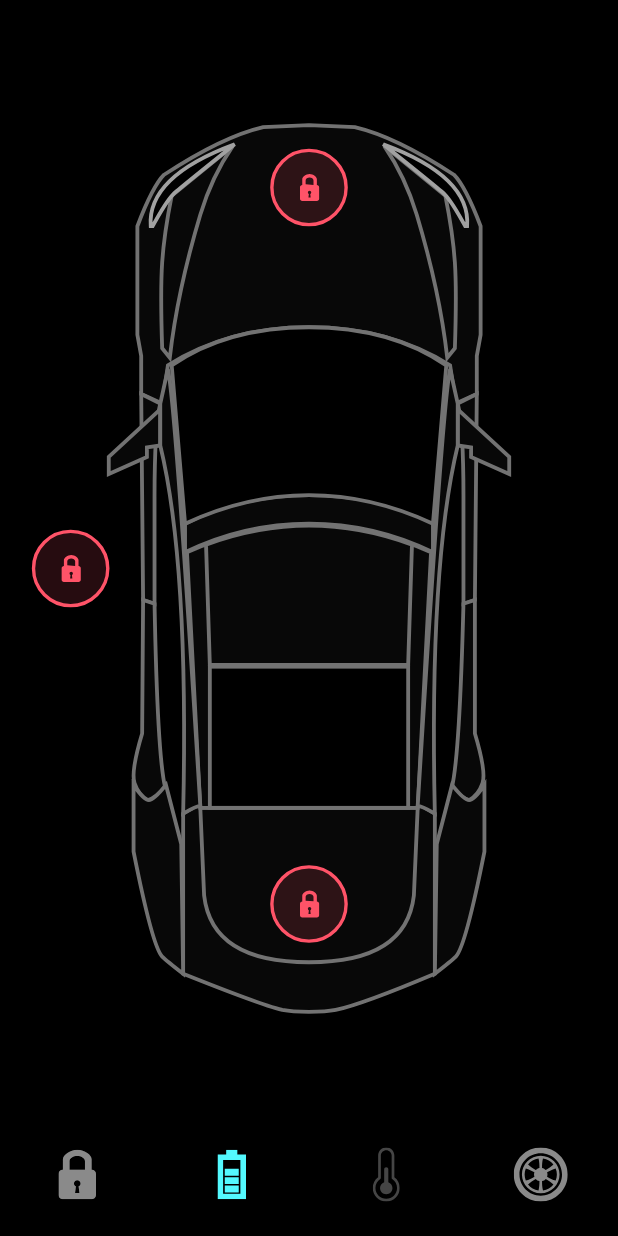
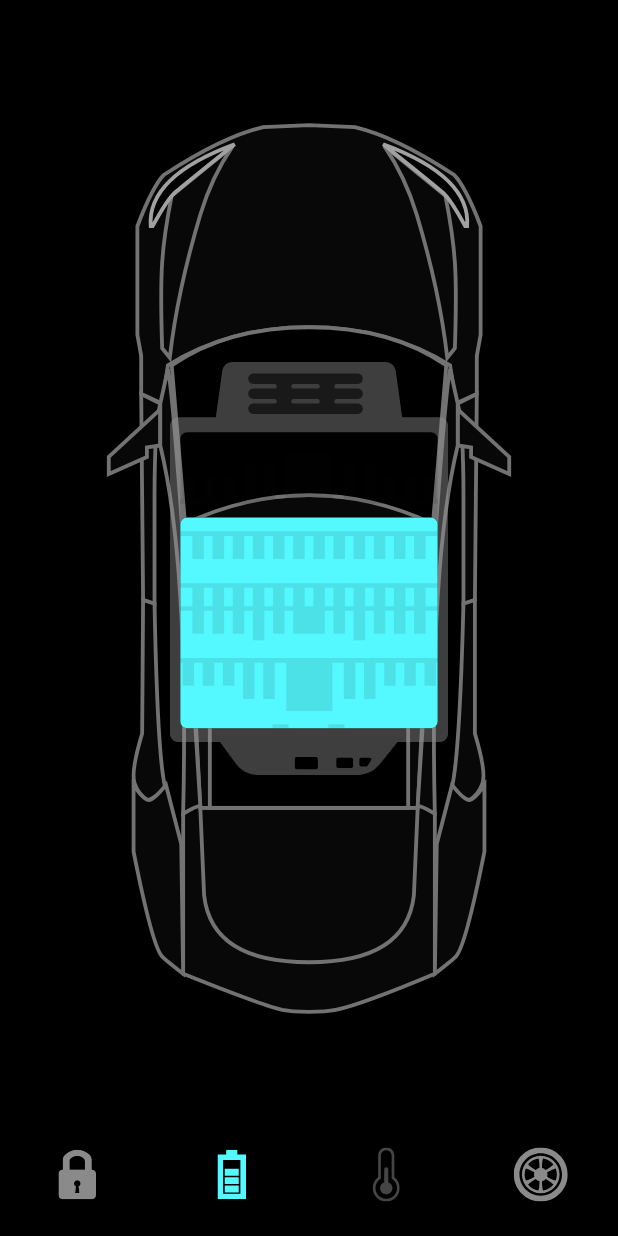
Before and after one commit to ashimMarch/animated_car_flutter, a Flutter app: the screen it shows after launch, item 2 of the bottom bar chosen, on a phone screen of 412 x 824 dp. Run offline on Flutter 3.47's test engine with Material 2 defaults, Android fonts, the light colour scheme and no system bars; our stand-ins replace flutter_svg.

Commit message:
converted to StatefulWidget, battery fade in fade out completed
mixin used, animation and animation controller created

```diff
--- a/lib/screens/home_screen.dart
+++ b/lib/screens/home_screen.dart
@@ -5,19 +5,58 @@ import 'package:animated_car/home_controller.dart';
 import 'package:flutter/material.dart';
 import 'package:flutter_svg/flutter_svg.dart';
 
-class HomeScreen extends StatelessWidget {
+class HomeScreen extends StatefulWidget {
   HomeScreen({super.key});
 
+  @override
+  State<HomeScreen> createState() => _HomeScreenState();
+}
+
+class _HomeScreenState extends State<HomeScreen> with SingleTickerProviderStateMixin {
   final HomeController _controller = HomeController();
+
+  late AnimationController _batteryAnimationController;
+  late Animation<double> _animationBattery;
+
+  void setupBatteryAnimation(){
+    _batteryAnimationController = AnimationController(
+      vsync: this,
+      duration: const Duration(milliseconds: 600)
+    );
+    _animationBattery = CurvedAnimation(
+      parent: _batteryAnimationController,
+      // so this animation start at 0 and end on half
+      // means after 300 milliseconds [total duration is 600]
+      curve: const Interval(0.0, 0.5),
+    );
+  }
+  @override
+  void initState() {
+    super.initState();
+    setupBatteryAnimation();
+  }
+  @override
+  void dispose() {
+    _batteryAnimationController.dispose();
+    super.dispose();
+  }
+
+
   @override
   Widget build(BuildContext context) {
     return AnimatedBuilder(
-      animation: _controller,
+      animation: Listenable.merge([_controller,_batteryAnimationController]),
       builder: (context, _) {
+        print('${_animationBattery.value} \n');
         return Scaffold(
           bottomNavigationBar: TeslaBottomNavigationBar(
             selectedTab: _controller.selectedBottomTab,
             onTap: (index) {
+              if(index == 1) {
+                _batteryAnimationController.forward();
+              } else if(_controller.selectedBottomTab == 1 && index != 1){
+                _batteryAnimationController.reverse(from: 0.7);
+              }
               _controller.onBottomNavigationTabChange(index);
             },
           ),
@@ -47,25 +86,47 @@ class HomeScreen extends StatelessWidget {
                         ),
                       ),
                     ),
-                    Positioned(
-                      left: constrains.maxWidth*0.05,
+                    AnimatedPositioned(
+                      duration: defaultDuration,
+                      left: _controller.selectedBottomTab == 0 ? constrains.maxWidth*0.05 : constrains.maxWidth*0.5,
+                      child: AnimatedOpacity(
+                        duration: defaultDuration,
+                        opacity: _controller.selectedBottomTab == 0 ? 1 : 0,
                         child: DoorLock(
                           isLock: _controller.isLeftDoorLocked,
                           press: _controller.updateLeftDoorLock,
                         ),
                       ),
-                    Positioned(
-                      top: constrains.maxHeight*0.13,
+                    ),
+                    AnimatedPositioned(
+                      duration: defaultDuration,
+                      top: _controller.selectedBottomTab == 0 ? constrains.maxHeight*0.13 : constrains.maxHeight*0.5,
+                      child: AnimatedOpacity(
+                        duration: defaultDuration,
+                        opacity: _controller.selectedBottomTab == 0 ? 1 : 0,
                         child: DoorLock(
                           isLock: _controller.isBonnetLock,
                           press: _controller.updateBonnetDoorLock,
                         ),
                       ),
-                    Positioned(
-                      bottom: constrains.maxHeight*0.17,
+                    ),
+                    AnimatedPositioned(
+                      duration: defaultDuration,
+                      bottom: _controller.selectedBottomTab == 0 ? constrains.maxHeight*0.17 : constrains.maxHeight*0.5,
+                      child: AnimatedOpacity(
+                        duration: defaultDuration,
+                        opacity: _controller.selectedBottomTab == 0 ? 1 : 0,
                         child: DoorLock(
                           isLock: _controller.isTrunkLock,
                           press: _controller.updateTrunkDoorLock,
+                        ),
+                      ),
+                    ),
+                    Opacity(
+                      opacity: _animationBattery.value,
+                      child: SvgPicture.asset(
+                        'assets/icons/Battery.svg',
+                        width: constrains.maxWidth*0.45,
                       ),
                     ),
                   ],
```
Lines whose indentation alone changed are shown as unchanged.
